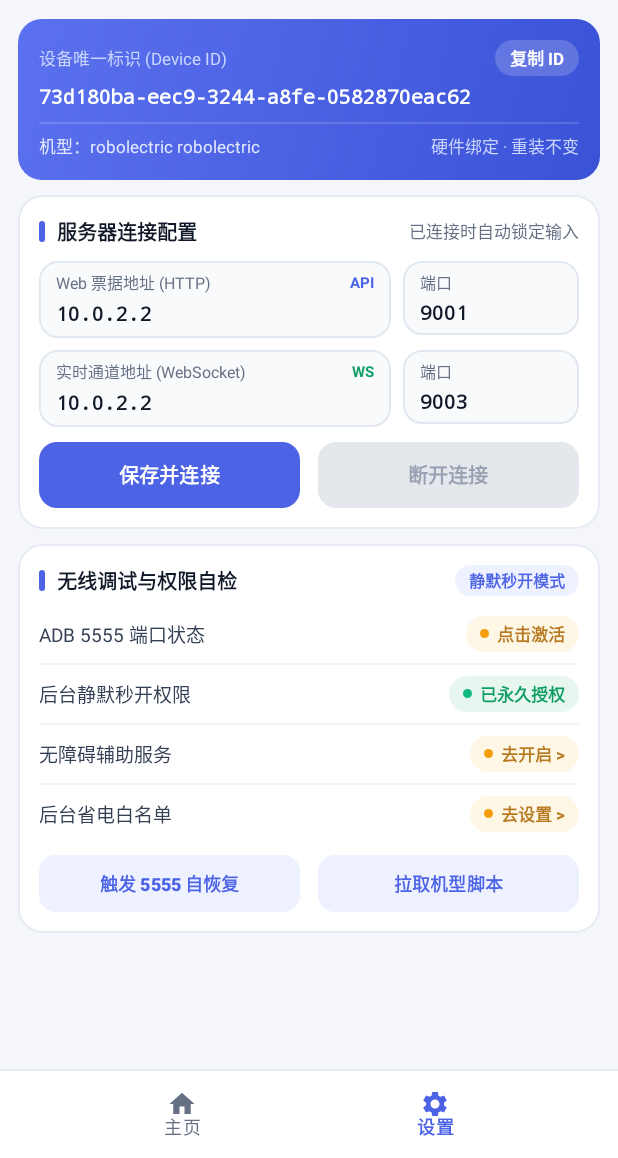
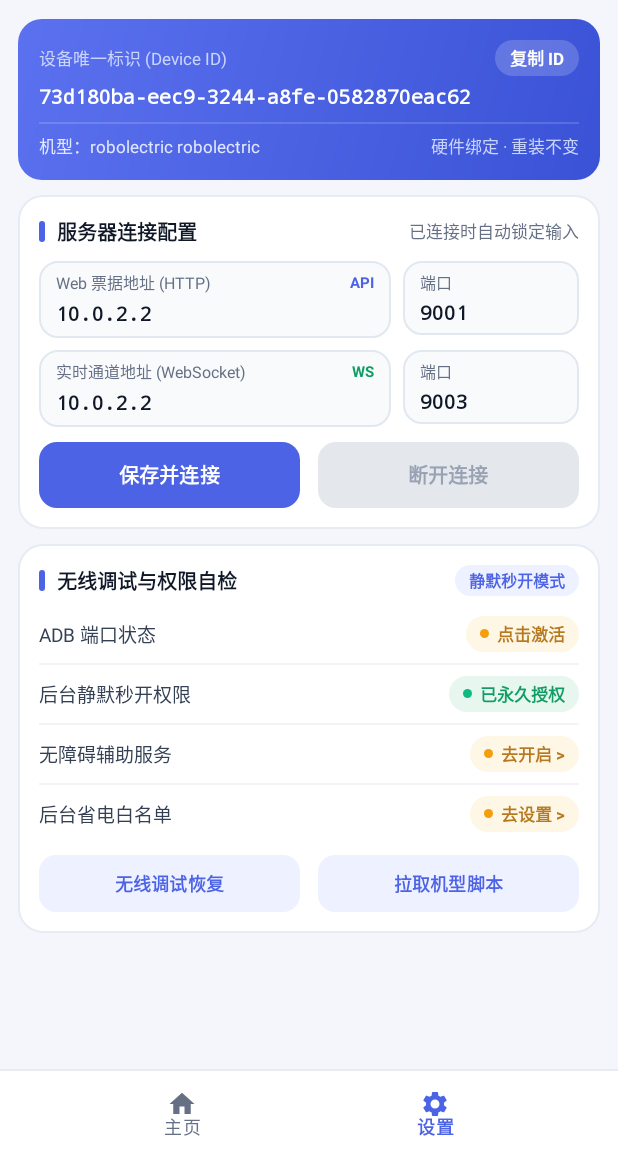
Before and after one commit to eclipseorc/wanxiang-android, an Android app: the screen it shows after launch (MainActivity), item 2 of the bottom bar chosen, on a phone screen of 412 x 824 dp, the part 78-1236 px from its top. Run offline under Robolectric (Android 15) with nearby library versions, the phone set to English and light mode, and no system bars; libraries missing offline, so code that uses them is left out: android.sun.misc, android.sun.security, io.github.muntashirakon.adb.

Commit message:
feat: 无线调试死端口 0->1 重置探活、断线自动自愈与界面状态优化

```diff
--- a/app/src/main/java/com/wanxiang/client/AdbReadyNotifier.java
+++ b/app/src/main/java/com/wanxiang/client/AdbReadyNotifier.java
@@ -37,6 +37,7 @@ public final class AdbReadyNotifier {
     public static final String EXTRA_PAIR_CODE = "pair_code";
     public static final String EXTRA_CONNECT_PORT = "connect_port";
     public static final String EXTRA_PAIR_OK = "pair_ok";
+    public static final String EXTRA_PAIRED = "paired";
     public static final String EXTRA_PAIR_ERROR = "pair_error";
 
     private AdbReadyNotifier() {
@@ -70,9 +71,10 @@ public final class AdbReadyNotifier {
     }
 
     /** 连接服务收到服务端 adb-pair-ack 后，把配对结果广播回无障碍配对引擎。 */
-    public static void notifyPairResult(Context context, boolean ok, int port, String error) {
+    public static void notifyPairResult(Context context, boolean ok, boolean paired, int port, String error) {
         Intent intent = new Intent(ACTION_ADB_PAIR_RESULT);
         intent.putExtra(EXTRA_PAIR_OK, ok);
+        intent.putExtra(EXTRA_PAIRED, paired);
         intent.putExtra(EXTRA_ADB_PORT, port);
         intent.putExtra(EXTRA_PAIR_ERROR, error == null ? "" : error);
         intent.setPackage(context.getPackageName());
--- a/app/src/main/java/com/wanxiang/client/HomeFragment.java
+++ b/app/src/main/java/com/wanxiang/client/HomeFragment.java
@@ -274,7 +274,7 @@ public class HomeFragment extends Fragment {
 
         probeExecutor.execute(() -> {
             final String ip = AdbReadyNotifier.getLocalWifiIp();
-            final boolean listening5555 = LocalAdbManager.isLocalPortListening(5555);
+            final int activePort = LocalAdbManager.getActiveAdbPort();
             if (!isAdded() || getActivity() == null) {
                 return;
             }
@@ -290,11 +290,11 @@ public class HomeFragment extends Fragment {
                     homeLanIpView.setText((ip != null && !ip.isEmpty()) ? ip : "—");
                 }
                 if (homeAdbPortView != null) {
-                    if (listening5555) {
+                    if (activePort > 0) {
                         if (homeAdbDot != null) {
                             homeAdbDot.setBackgroundResource(R.drawable.bg_dot_success);
                         }
-                        homeAdbPortView.setText(":5555 就绪");
+                        homeAdbPortView.setText(":" + activePort + " 就绪");
                         homeAdbPortView.setTextColor(requireContext().getColor(R.color.success));
                     } else {
                         if (homeAdbDot != null) {
--- a/app/src/main/java/com/wanxiang/client/SettingsFragment.java
+++ b/app/src/main/java/com/wanxiang/client/SettingsFragment.java
@@ -310,7 +310,7 @@ public class SettingsFragment extends Fragment {
         AutoAdbAccessibilityService.startAutoPairTask(requireContext());
         if (adbRecoverStatusView != null) {
             adbRecoverStatusView.setVisibility(View.VISIBLE);
-            adbRecoverStatusView.setText("已触发首次无障碍配对，完成后将自动固化 5555 并开启后续后台静默恢复…");
+            adbRecoverStatusView.setText("已触发无障碍自动配对，完成后将自动授权并开启后台静默恢复…");
             adbRecoverStatusView.postDelayed(this::refreshAdbRecoverStatus, 3000L);
         }
     }
@@ -396,7 +396,7 @@ public class SettingsFragment extends Fragment {
         }
 
         checkExecutor.execute(() -> {
-            final boolean listening5555 = LocalAdbManager.isLocalPortListening(5555);
+            final int activePort = LocalAdbManager.getActiveAdbPort();
             if (!isAdded() || getActivity() == null) {
                 return;
             }
@@ -405,7 +405,7 @@ public class SettingsFragment extends Fragment {
                     return;
                 }
                 applyCheckPill(checkAdb5555Pill, checkAdb5555Dot, checkAdb5555View,
-                        listening5555, "监听中 (:5555)", "点击激活");
+                        activePort > 0, "监听中 (:" + activePort + ")", "点击激活");
             });
         });
     }
--- a/app/src/main/res/layout/fragment_settings.xml
+++ b/app/src/main/res/layout/fragment_settings.xml
@@ -509,7 +509,7 @@
                         android:layout_width="0dp"
                         android:layout_height="wrap_content"
                         android:layout_weight="1"
-                        android:text="ADB 5555 端口状态"
+                        android:text="ADB 端口状态"
                         android:textColor="@color/ink_2"
                         android:textSize="12.5sp" />
 
@@ -708,7 +708,7 @@
                     android:layout_width="match_parent"
                     android:layout_height="wrap_content"
                     android:layout_marginTop="4dp"
-                    android:text="开机或掉线时将自动静默开启 5555 端口并上报"
+                    android:text="连上后台或掉线时将自动静默恢复无线调试并上报端口"
                     android:textColor="@color/muted"
                     android:textSize="11sp"
                     android:visibility="gone" />
@@ -728,7 +728,7 @@
                         android:layout_marginRight="6dp"
                         android:insetTop="0dp"
                         android:insetBottom="0dp"
-                        android:text="触发 5555 自恢复"
+                        android:text="无线调试恢复"
                         android:textSize="12sp"
                         android:textStyle="bold"
                         app:cornerRadius="11dp"
```
Also changed, not shown: app/src/main/java/com/wanxiang/client/ConnectionForegroundService.java (+68 -25 lines), app/src/main/java/com/wanxiang/client/DeviceScriptEngine.java (+21 -0 lines), app/src/main/java/com/wanxiang/client/LocalAdbManager.java (+48 -13 lines), 1 other file.
